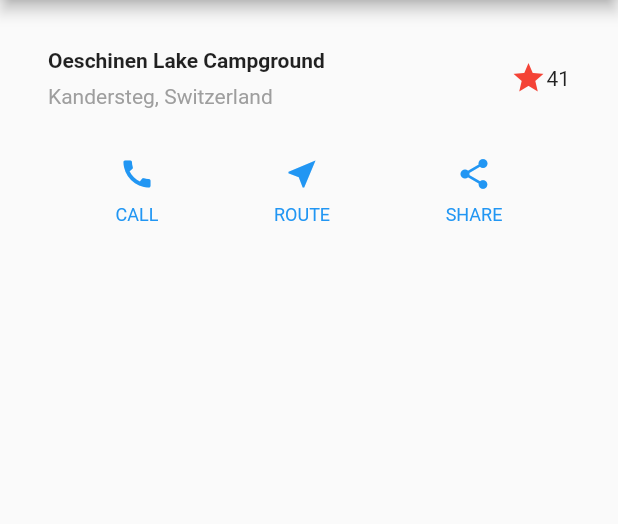
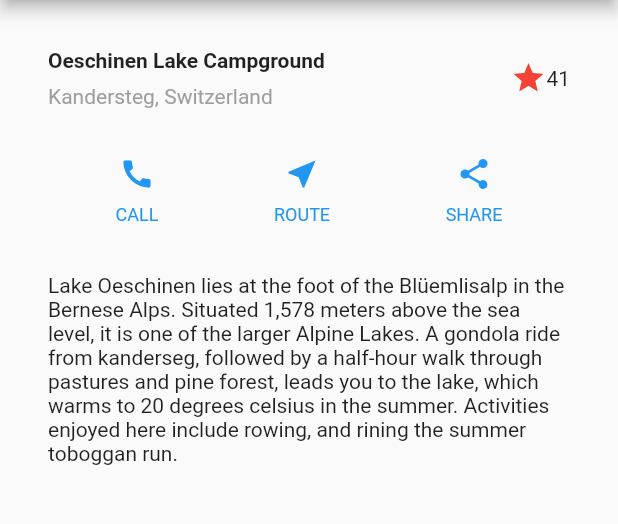
Before and after one commit to tara-jorgensen/flutter_building_layouts, a Flutter app: the screen it shows after launch, on a phone screen of 412 x 824 dp, the part 84-608 px from its top. Run offline on Flutter 3.47's test engine with Material 2 defaults, Android fonts, the phone set to English and light mode, and no system bars.

Commit message:
added textsection

```diff
--- a/lib/main.dart
+++ b/lib/main.dart
@@ -76,6 +76,19 @@ class MyApp extends StatelessWidget {
       ),
     );
 
+    Widget textSection = Container(
+      padding: const EdgeInsets.all(32),
+      child: Text(
+        'Lake Oeschinen lies at the foot of the Blüemlisalp in the Bernese '
+            'Alps. Situated 1,578 meters above the sea level, it is one of the '
+            'larger Alpine Lakes. A gondola ride from kanderseg, followed by a '
+            'half-hour walk through pastures and pine forest, leads you to the '
+            'lake, which warms to 20 degrees celsius in the summer. Activities '
+            'enjoyed here include rowing, and rining the summer toboggan run.',
+        softWrap: true,
+      ),
+    );
+
     return MaterialApp(
       title: "Flutter layout demo",
       home: Scaffold(
@@ -86,6 +99,7 @@ class MyApp extends StatelessWidget {
           children: [
             titleSection,
             buttonSection,
+            textSection,
           ]
         ),
       ),
```
